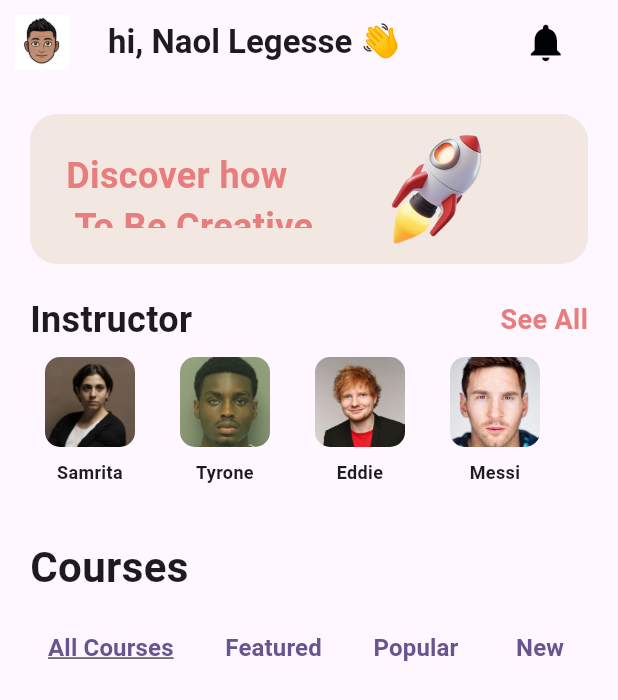
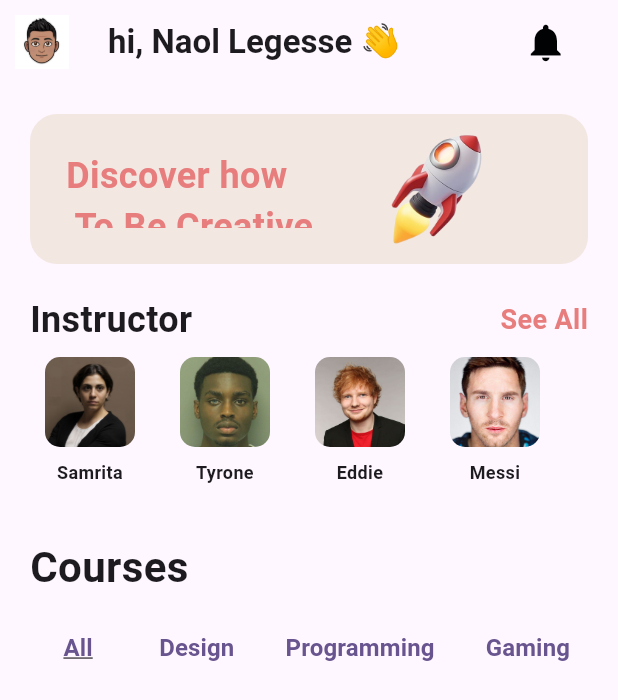
Before and after one commit to naolleg/tutorial_mobile_app, a Flutter app: the screen it shows after launch, on a phone screen of 412 x 824 dp. Shown: the top 700 px of the screen. Run offline on Flutter 3.47's test engine with Material 3 defaults, Android fonts, the phone set to English and light mode, and no system bars; our stand-ins replace flutter_svg.

```diff
--- a/lib/pages/homepage.dart
+++ b/lib/pages/homepage.dart
@@ -173,7 +173,7 @@ class _homepageState extends State<homepage> {
                     });
                   },
                   child: Text(
-                    'All Courses',
+                    'All',
                     style: TextStyle(
                       fontSize: 16,
                       fontWeight: FontWeight.bold,
@@ -190,7 +190,7 @@ class _homepageState extends State<homepage> {
                     });
                   },
                   child: Text(
-                    'Featured',
+                    'Design',
                     style: TextStyle(
                       fontSize: 16,
                       fontWeight: FontWeight.bold,
@@ -207,7 +207,7 @@ class _homepageState extends State<homepage> {
                     });
                   },
                   child: Text(
-                    'Popular',
+                    'Programming',
                     style: TextStyle(
                       fontSize: 16,
                       fontWeight: FontWeight.bold,
@@ -224,7 +224,7 @@ class _homepageState extends State<homepage> {
                     });
                   },
                   child: Text(
-                    'New',
+                    'Gaming',
                     style: TextStyle(
                       fontSize: 16,
                       fontWeight: FontWeight.bold,
@@ -239,30 +239,6 @@ class _homepageState extends State<homepage> {
           ),
         ],
       ),
-      bottomNavigationBar: BottomNavigationBar(
-        items: [
-          BottomNavigationBarItem(
-            icon: Icon(Icons.home),
-            label: 'home',
-          ),
-          BottomNavigationBarItem(
-            icon: Icon(Icons.favorite),
-            label: 'Favorite',
-          ),
-          BottomNavigationBarItem(
-            icon: Icon(Icons.settings),
-            label: 'Settings',
-          ),
-          BottomNavigationBarItem(
-            icon: Icon(Icons.person),
-            label: 'Profile',
-          ),
-        ],
-        currentIndex: 0, // Set the initial selected index
-        onTap: (index) {
-          // handle the tap if needed
-        },
-      ),
     );
   }
 }
```
